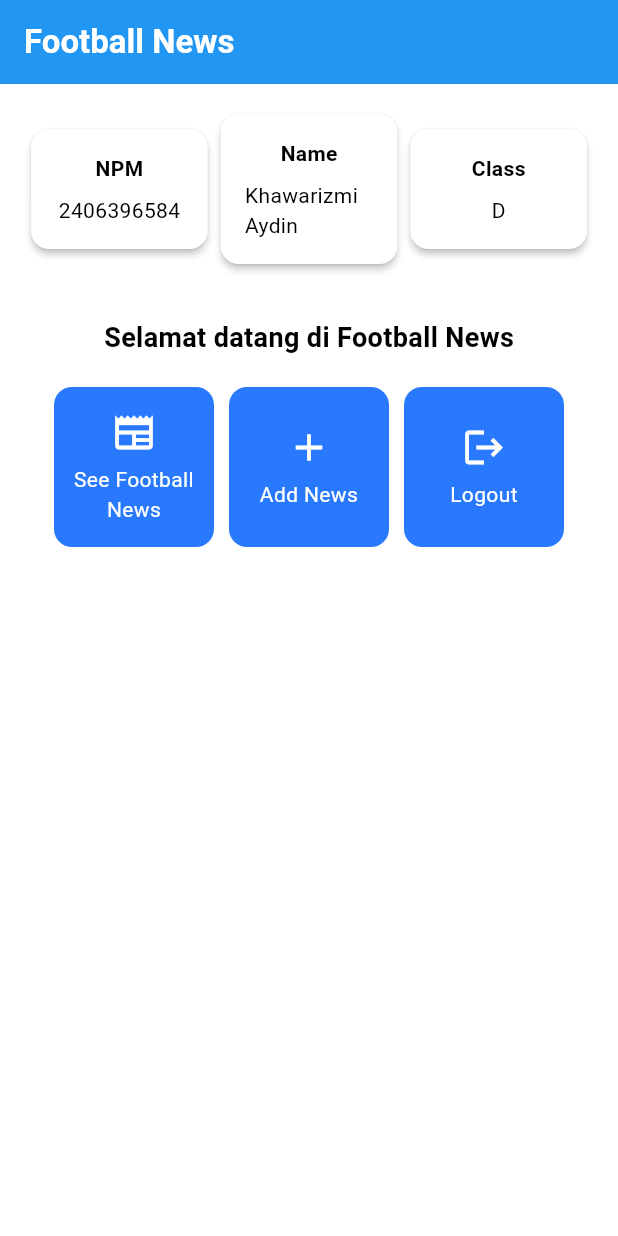
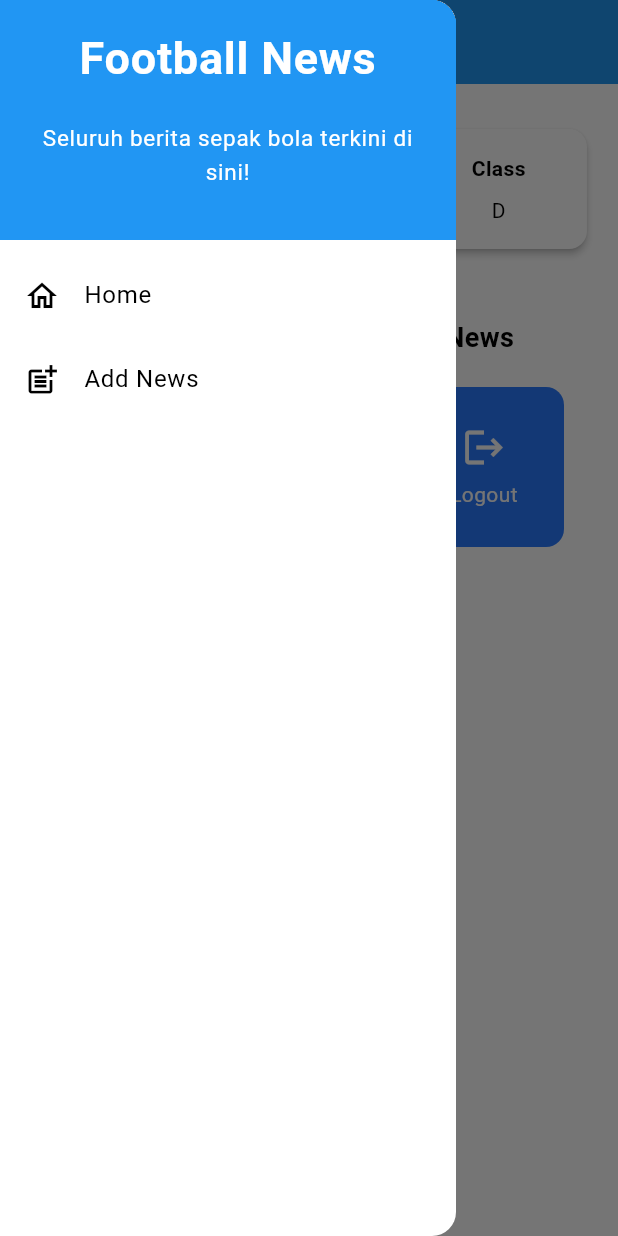
Before and after one commit to kaydominium/football-news-mobile, a Flutter app: the screen it shows after launch, with the side drawer open (before the commit the screen has no drawer), on a phone screen of 412 x 824 dp. Run offline on Flutter 3.47's test engine with Material 3 defaults, Android fonts, the phone set to English and light mode, and no system bars.

Commit message:
tutorial 7 selesai

```diff
--- a/lib/main.dart
+++ b/lib/main.dart
@@ -1,5 +1,5 @@
 import 'package:flutter/material.dart';
-import 'package:football_news/menu.dart';
+import 'package:football_news/screens/menu.dart';
 
 void main() {
   runApp(const MyApp());
--- a/lib/menu.dart
+++ b/lib/screens/menu.dart
@@ -1,4 +1,6 @@
 import 'package:flutter/material.dart';
+import 'package:football_news/widgets/left_drawer.dart';
+import 'package:football_news/widgets/news_card.dart';
 
 class MyHomePage extends StatelessWidget {
   MyHomePage({super.key});
@@ -27,6 +29,7 @@ class MyHomePage extends StatelessWidget {
         // Warna latar belakang AppBar diambil dari skema warna tema aplikasi.
         backgroundColor: Theme.of(context).colorScheme.primary,
       ),
+      drawer: LeftDrawer(),
       // Body halaman dengan padding di sekelilingnya.
       body: Padding(
         padding: const EdgeInsets.all(16.0),
@@ -76,7 +79,7 @@ class MyHomePage extends StatelessWidget {
 
                     // Menampilkan ItemCard untuk setiap item dalam list items.
                     children: items.map((ItemHomepage item) {
-                      return ItemCard(item);
+                      return NewsItem(item);
                     }).toList(),
                   ),
                 ],
@@ -127,54 +130,3 @@ class ItemHomepage {
 
   ItemHomepage(this.name, this.icon);
 }
-
-class ItemCard extends StatelessWidget {
-  // Menampilkan kartu dengan ikon dan nama.
-
-  final ItemHomepage item;
-
-  const ItemCard(this.item, {super.key});
-
-  @override
-  Widget build(BuildContext context) {
-    return Material(
-      // Menentukan warna latar belakang dari tema aplikasi.
-      color: Theme.of(context).colorScheme.secondary,
-      // Membuat sudut kartu melengkung.
-      borderRadius: BorderRadius.circular(12),
-
-      child: InkWell(
-        // Aksi ketika kartu ditekan.
-        onTap: () {
-          // Menampilkan pesan SnackBar saat kartu ditekan.
-          ScaffoldMessenger.of(context)
-            ..hideCurrentSnackBar()
-            ..showSnackBar(
-              SnackBar(
-                content: Text("Kamu telah menekan tombol ${item.name}!"),
-              ),
-            );
-        },
-        // Container untuk menyimpan Icon dan Text
-        child: Container(
-          padding: const EdgeInsets.all(8),
-          child: Center(
-            child: Column(
-              // Menyusun ikon dan teks di tengah kartu.
-              mainAxisAlignment: MainAxisAlignment.center,
-              children: [
-                Icon(item.icon, color: Colors.white, size: 30.0),
-                const Padding(padding: EdgeInsets.all(3)),
-                Text(
-                  item.name,
-                  textAlign: TextAlign.center,
-                  style: const TextStyle(color: Colors.white),
-                ),
-              ],
-            ),
-          ),
-        ),
-      ),
-    );
-  }
-}
--- /dev/null
+++ b/lib/widgets/left_drawer.dart
@@ -0,0 +1,65 @@
+import 'package:flutter/material.dart';
+import 'package:football_news/screens/menu.dart';
+import 'package:football_news/screens/newslist_form.dart';
+
+class LeftDrawer extends StatelessWidget {
+  const LeftDrawer({super.key});
+
+  @override
+  Widget build(BuildContext context) {
+    return Drawer(
+      child: ListView(
+        children: [
+          const DrawerHeader(
+            decoration: BoxDecoration(color: Colors.blue),
+            child: Column(
+              children: [
+                Text(
+                  'Football News',
+                  textAlign: TextAlign.center,
+                  style: TextStyle(
+                    fontSize: 30,
+                    fontWeight: FontWeight.bold,
+                    color: Colors.white,
+                  ),
+                ),
+                Padding(padding: EdgeInsets.all(10)),
+                Text(
+                  "Seluruh berita sepak bola terkini di sini!",
+                  textAlign: TextAlign.center,
+                  style: TextStyle(
+                    fontSize: 15,
+                    fontWeight: FontWeight.normal,
+                    color: Colors.white,
+                  ),
+                ),
+              ],
+            ),
+          ),
+          ListTile(
+            leading: const Icon(Icons.home_outlined),
+            title: const Text('Home'),
+            // Bagian redirection ke MyHomePage
+            onTap: () {
+              Navigator.pushReplacement(
+                context,
+                MaterialPageRoute(builder: (context) => MyHomePage()),
+              );
+            },
+          ),
+          ListTile(
+            leading: const Icon(Icons.post_add),
+            title: const Text('Add News'),
+            // Bagian redirection ke NewsFormPage
+            onTap: () {
+              Navigator.pushReplacement(
+                context,
+                MaterialPageRoute(builder: (context) => NewsFormPage()),
+              );
+            },
+          ),
+        ],
+      ),
+    );
+  }
+}
--- /dev/null
+++ b/lib/widgets/news_card.dart
@@ -0,0 +1,62 @@
+import 'package:flutter/material.dart';
+import 'package:football_news/screens/menu.dart';
+import 'package:football_news/screens/newslist_form.dart';
+
+class NewsItem extends StatelessWidget {
+  // Menampilkan kartu dengan ikon dan nama.
+
+  final ItemHomepage item;
+
+  const NewsItem(this.item, {super.key});
+
+  @override
+  Widget build(BuildContext context) {
+    return Material(
+      // Menentukan warna latar belakang dari tema aplikasi.
+      color: Theme.of(context).colorScheme.secondary,
+      // Membuat sudut kartu melengkung.
+      borderRadius: BorderRadius.circular(12),
+
+      child: InkWell(
+        // Aksi ketika kartu ditekan.
+        onTap: () {
+          // Menampilkan pesan SnackBar saat kartu ditekan.
+          ScaffoldMessenger.of(context)
+            ..hideCurrentSnackBar()
+            ..showSnackBar(
+              SnackBar(
+                content: Text("Kamu telah menekan tombol ${item.name}!"),
+              ),
+            );
+          // Navigate ke route yang sesuai (tergantung jenis tombol)
+          if (item.name == "Tambah Berita") {
+            // TODO: Gunakan Navigator.push untuk melakukan navigasi ke MaterialPageRoute yang mencakup NewsFormPage.
+            Navigator.push(
+              context,
+              MaterialPageRoute(builder: (context) => NewsFormPage()),
+            );
+          }
+        },
+        // Container untuk menyimpan Icon dan Text
+        child: Container(
+          padding: const EdgeInsets.all(8),
+          child: Center(
+            child: Column(
+              // Menyusun ikon dan teks di tengah kartu.
+              mainAxisAlignment: MainAxisAlignment.center,
+              children: [
+                Icon(item.icon, color: Colors.white, size: 30.0),
+                const Padding(padding: EdgeInsets.all(3)),
+                Text(
+                  item.name,
+                  textAlign: TextAlign.center,
+                  style: const TextStyle(color: Colors.white),
+                ),
+              ],
+            ),
+          ),
+        ),
+      ),
+    );
+  }
+}
```
Also changed, not shown: lib/screens/newslist_form.dart (added, +206 -0 lines).
